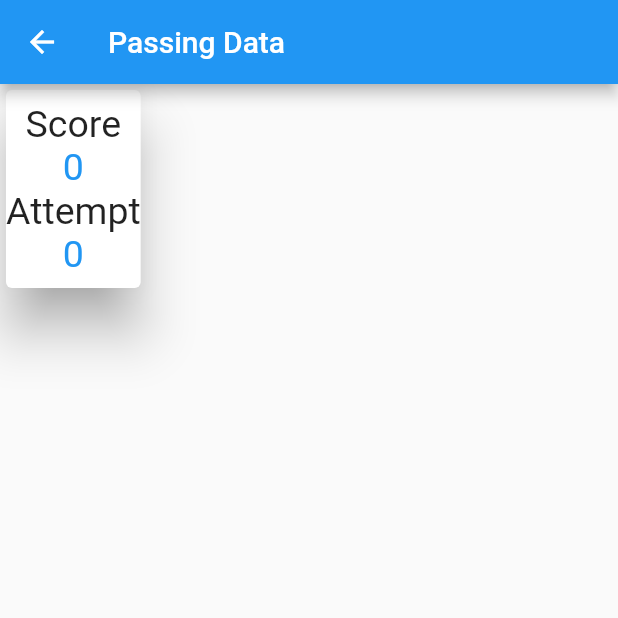
After one commit to Balghari13/flutter_prac_apps, a Flutter app: the FlashCardPage screen opened directly, after a tap on "Passing Data", on a phone screen of 412 x 824 dp, the top half of it. The commit adds this screen. Run offline on Flutter 3.47's test engine with Material 2 defaults, Android fonts, the phone set to English and light mode, and no system bars; our stand-ins replace rflutter_alert.

Commit message:
pass data from 1 screen to another

```diff
--- a/lib/FlashCard/flash_card.dart
+++ b/lib/FlashCard/flash_card.dart
@@ -1,3 +1,4 @@
+import 'package:flash_card/FlashCard/pass_data.dart';
 import 'package:flutter/material.dart';
 import 'package:rflutter_alert/rflutter_alert.dart';
 
@@ -118,6 +119,10 @@ class _FlashCardPageState extends State<FlashCardPage> {
                 }, child: Text('Wrong'),
                 style: ButtonStyle(backgroundColor: MaterialStateProperty.all(Colors.red)),
                 ),
+                ElevatedButton(onPressed: (){
+                  Navigator.push(context,
+                      MaterialPageRoute(builder: (context)=>PassingDataPage(count: count, attempt: attempt,)));
+                }, child: Text('Passing Data'))
               ],
             ),
 
--- /dev/null
+++ b/lib/FlashCard/pass_data.dart
@@ -0,0 +1,34 @@
+import 'package:flutter/material.dart';
+
+
+class PassingDataPage extends StatelessWidget {
+  final int count;
+  final int attempt;
+  const PassingDataPage({super.key, required this.count, required this.attempt});
+
+  @override
+  Widget build(BuildContext context) {
+    return Scaffold(
+      appBar: AppBar(
+        title: Text('Passing Data'),
+      ),
+      body:    SizedBox(
+        height: 140,
+        child: Card(
+          elevation: 15,
+          shadowColor: Colors.grey,
+          child: Column(
+            mainAxisAlignment: MainAxisAlignment.center,
+            children: [
+              Text('Score', style: TextStyle(fontSize: 25),),
+              Text('$count', style: TextStyle(fontSize: 25, color: Colors.blue),),
+              Text('Attempt', style: TextStyle(fontSize: 25),),
+              Text('$attempt', style: TextStyle(fontSize: 25, color: Colors.blue),),
+
+            ],
+          ),
+        ),
+      ),
+    );
+  }
+}
```
